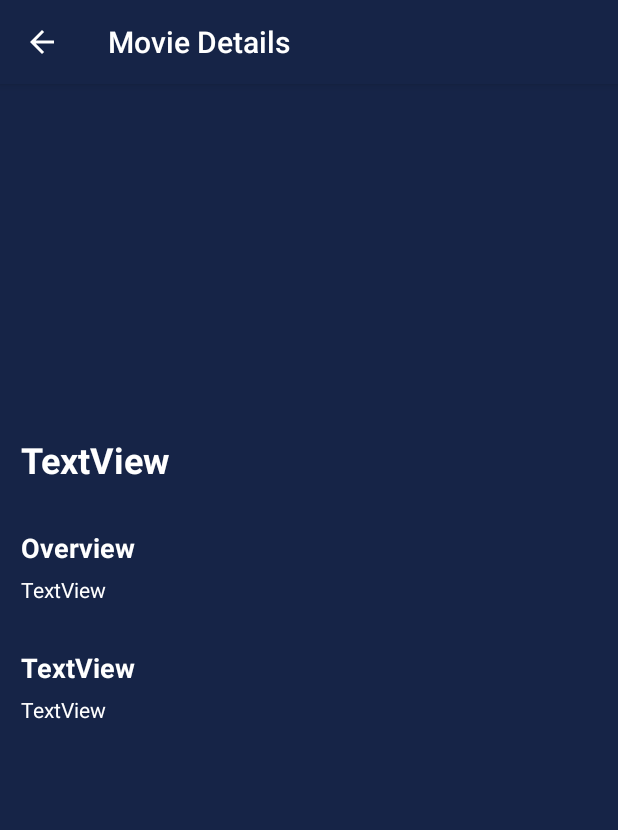
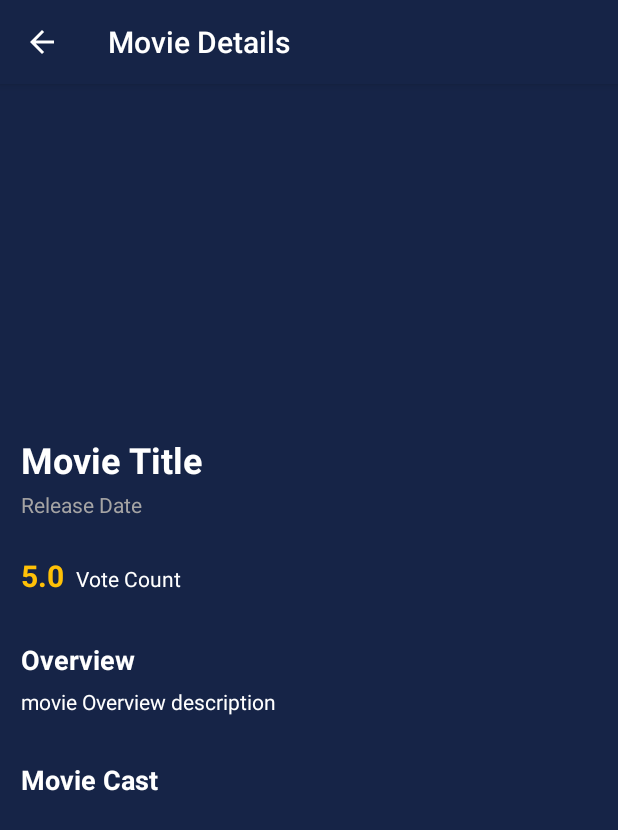
Before and after one commit to Ariyanas/popular-movies, an Android app: the MovieDetailsActivity screen opened directly, with no data from a screen before it, on a phone screen of 412 x 824 dp. Shown: the top 830 px of the screen. Run offline under Robolectric (Android 15) with nearby library versions, the phone set to English and light mode, and no system bars; network calls fail.

Commit message:
Done with details page (PHASE-1)

```diff
--- a/app/src/main/java/dev/ariyanas/popularmovies/MovieDetailsActivity.java
+++ b/app/src/main/java/dev/ariyanas/popularmovies/MovieDetailsActivity.java
@@ -60,9 +60,16 @@ public class MovieDetailsActivity extends AppCompatActivity {
         if (movie != null) {
             TextView tvTitle = (TextView) findViewById(R.id.tv_md_title);
             TextView tvOverview = (TextView) findViewById(R.id.tv_md_overview);
+            TextView tvReleaseDate = (TextView) findViewById(R.id.tv_md_release_date);
+            TextView tvRating = (TextView) findViewById(R.id.tv_md_rating);
+            TextView tvVoteCount = (TextView) findViewById(R.id.tv_md_votes);
+
             ImageView imgMoviePoster = (ImageView) findViewById(R.id.img_md_poster);
 
             tvTitle.setText(movie.title);
+            tvReleaseDate.setText(movie.releaseDate);
+            tvRating.setText("" + movie.voteAverage);
+            tvVoteCount.setText(movie.voteCount + " Votes");
             tvOverview.setText(movie.overview);
 
             ImageUtil.loadImage(imgMoviePoster, movie.posterPath);
--- a/app/src/main/res/layout/activity_movie_details.xml
+++ b/app/src/main/res/layout/activity_movie_details.xml
@@ -17,7 +17,8 @@
             android:id="@+id/img_md_poster"
             android:layout_width="match_parent"
             android:layout_height="220dp"
-            tools:srcCompat="@tools:sample/backgrounds/scenic" />
+            tools:srcCompat="@tools:sample/backgrounds/scenic"
+            android:contentDescription="@string/img_md_poster" />
 
         <LinearLayout
             android:layout_width="match_parent"
@@ -29,10 +30,45 @@
                 android:id="@+id/tv_md_title"
                 android:layout_width="match_parent"
                 android:layout_height="wrap_content"
-                android:text="TextView"
+                android:text="@string/tv_md_title"
                 android:textColor="@color/white"
                 android:textSize="24sp"
                 android:textStyle="bold" />
+
+            <TextView
+                android:id="@+id/tv_md_release_date"
+                android:layout_width="match_parent"
+                android:layout_height="wrap_content"
+                android:layout_marginTop="4dp"
+                android:text="@string/tv_md_release_date"
+                android:textColor="#A5A4A4" />
+
+            <LinearLayout
+                android:layout_width="match_parent"
+                android:layout_height="match_parent"
+                android:layout_marginTop="24dp"
+                android:orientation="horizontal">
+
+                <TextView
+                    android:id="@+id/tv_md_rating"
+                    android:layout_width="wrap_content"
+                    android:layout_height="wrap_content"
+                    android:text="@string/tv_md_rating"
+                    android:textColor="#FFC107"
+                    android:textSize="20sp"
+                    android:textStyle="bold" />
+
+                <TextView
+                    android:id="@+id/tv_md_votes"
+                    android:layout_width="0dp"
+                    android:layout_height="wrap_content"
+                    android:layout_weight="1"
+                    android:paddingStart="8dp"
+                    android:paddingLeft="10dp"
+                    android:paddingRight="10dp"
+                    android:text="@string/tv_md_vote"
+                    android:textColor="@color/white" />
+            </LinearLayout>
 
             <TextView
                 android:id="@+id/textView2"
@@ -40,7 +76,7 @@
                 android:layout_height="wrap_content"
                 android:layout_marginTop="30dp"
                 android:layout_marginBottom="6dp"
-                android:text="@string/text_overview"
+                android:text="@string/lbl_md_overview"
                 android:textColor="@color/white"
                 android:textSize="18sp"
                 android:textStyle="bold" />
@@ -49,7 +85,7 @@
                 android:id="@+id/tv_md_overview"
                 android:layout_width="match_parent"
                 android:layout_height="wrap_content"
-                android:text="TextView"
+                android:text="@string/tv_md_overview"
                 android:textColor="@color/white" />
 
             <TextView
@@ -58,17 +94,11 @@
                 android:layout_height="wrap_content"
                 android:layout_marginTop="30dp"
                 android:layout_marginBottom="6dp"
-                android:text="TextView"
+                android:text="@string/lbl_md_cast"
                 android:textColor="@color/white"
                 android:textSize="18sp"
-                android:textStyle="bold" />
-
-            <TextView
-                android:id="@+id/textView5"
-                android:layout_width="match_parent"
-                android:layout_height="wrap_content"
-                android:text="TextView"
-                android:textColor="@color/white" />
+                android:textStyle="bold"
+                tools:visibility="gone" />
 
         </LinearLayout>
 
--- a/app/src/main/res/values/strings.xml
+++ b/app/src/main/res/values/strings.xml
@@ -1,4 +1,11 @@
 <resources>
     <string name="app_name">Popular Movies</string>
-    <string name="text_overview">Overview</string>
+    <string name="lbl_md_overview">Overview</string>
+    <string name="lbl_md_cast">Movie Cast</string>
+    <string name="tv_md_title">Movie Title</string>
+    <string name="tv_md_overview">movie Overview description</string>
+    <string name="tv_md_release_date">Release Date</string>
+    <string name="tv_md_vote">Vote Count</string>
+    <string name="tv_md_rating">5.0</string>
+    <string name="img_md_poster">TODO</string>
 </resources>
```
